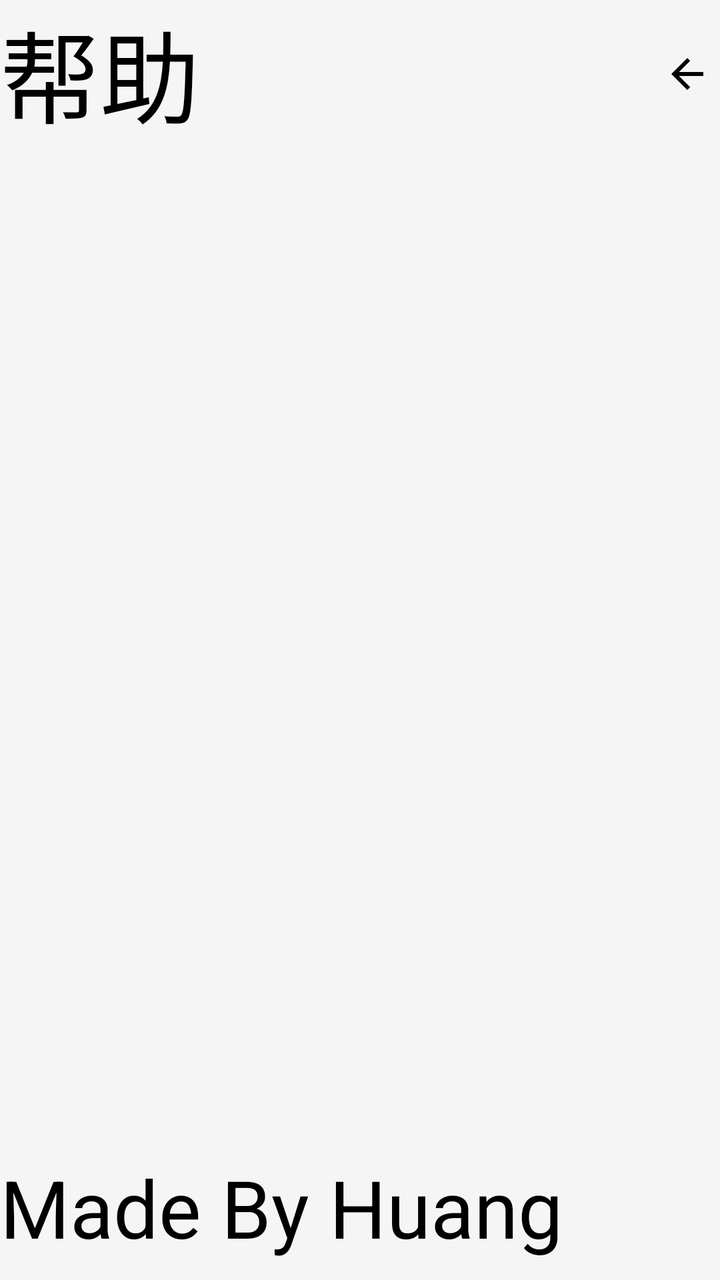
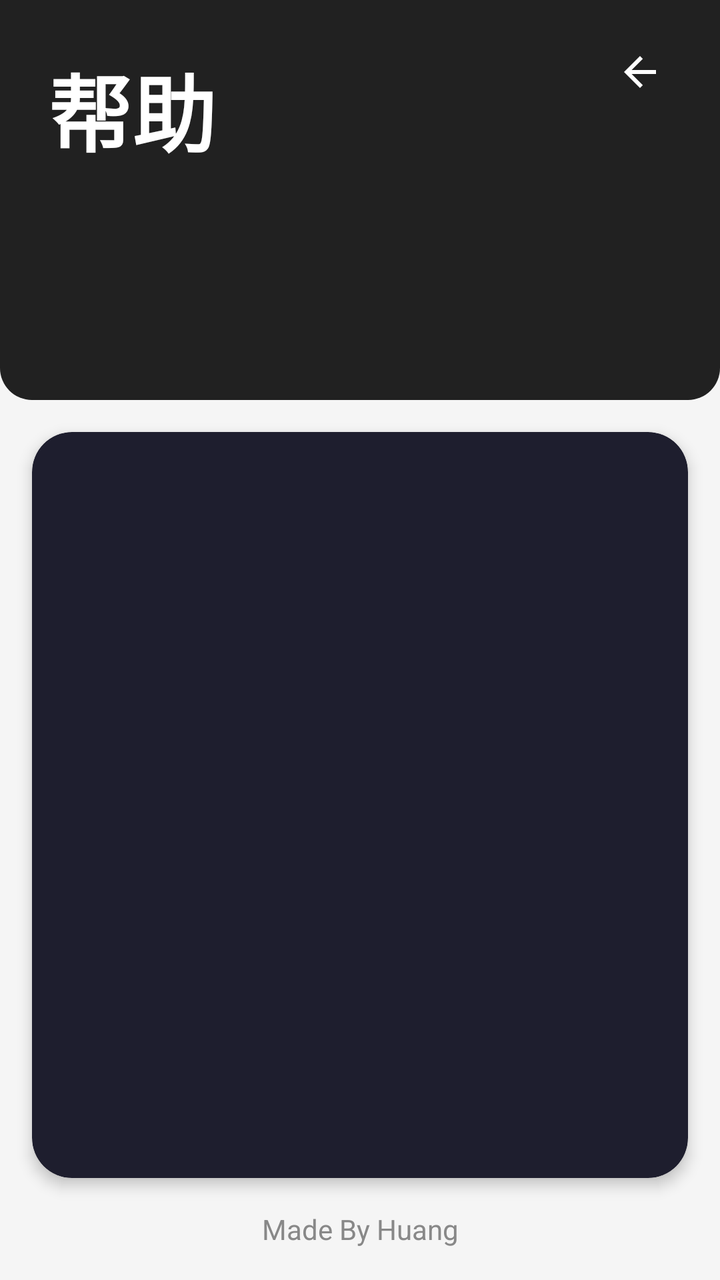

Before-and-after screenshots of an Android layout around one commit, followed by the original layout XML and the change that was made.
<!-- AndroidManifest.xml: application theme Theme.AppCompat.Light.NoActionBar -->
<!-- res/layout/help.xml -->
<?xml version="1.0" encoding="utf-8"?>
<androidx.constraintlayout.widget.ConstraintLayout xmlns:android="http://schemas.android.com/apk/res/android"
    xmlns:app="http://schemas.android.com/apk/res-auto"
    xmlns:tools="http://schemas.android.com/tools"
    android:layout_width="match_parent"
    android:layout_height="match_parent"
    android:background="@color/bg_root">

    <TextView
        android:id="@+id/textView"
        android:layout_width="291dp"
        android:layout_height="94dp"
        android:text="@string/Help_title"
        android:textColor="@color/text_console"
        android:textSize="50sp"
        app:layout_constraintStart_toStartOf="parent"
        app:layout_constraintTop_toTopOf="parent"/>

    <ImageButton
        android:id="@+id/btnBack"
        android:layout_width="33dp"
        android:layout_height="74dp"
        android:background="@android:color/transparent"
        android:src="@drawable/baseline_arrow_back_24"
        app:layout_constraintEnd_toEndOf="parent"
        app:layout_constraintTop_toTopOf="parent"
        app:tint="@color/text_console" />

    <TextView
        android:layout_width="410dp"
        android:layout_height="59dp"
        android:layout_marginBottom="4dp"
        android:text="Made By Huang"
        android:textColor="@color/text_console"
        android:textSize="40sp"
        app:layout_constraintBottom_toBottomOf="parent"
        app:layout_constraintStart_toStartOf="parent"/>



</androidx.constraintlayout.widget.ConstraintLayout>
<!-- resources referenced by this layout -->
<resources>
  <color name="bg_root">#F5F5F5</color>
  <color name="text_console">#000000</color>
  <!-- drawable baseline_arrow_back_24 (drawable) -->
  <vector xmlns:android="http://schemas.android.com/apk/res/android" android:autoMirrored="true" android:height="24dp" android:viewportHeight="24" android:viewportWidth="24" android:width="24dp">
  
      <path android:fillColor="@android:color/white" android:pathData="M20,11H7.83l5.59,-5.59L12,4l-8,8 8,8 1.41,-1.41L7.83,13H20v-2z"/>
  
  </vector>
  <string name="Help_title">帮助</string>
</resources>

<!-- the commit's change to res/layout/help.xml (unified diff, before → after) -->
@@ -1,41 +1,96 @@
 <?xml version="1.0" encoding="utf-8"?>
-<androidx.constraintlayout.widget.ConstraintLayout xmlns:android="http://schemas.android.com/apk/res/android"
+<androidx.constraintlayout.widget.ConstraintLayout
+    xmlns:android="http://schemas.android.com/apk/res/android"
     xmlns:app="http://schemas.android.com/apk/res-auto"
     xmlns:tools="http://schemas.android.com/tools"
     android:layout_width="match_parent"
     android:layout_height="match_parent"
-    android:background="@color/bg_root">
+    android:background="@color/bg_root"
+    android:fitsSystemWindows="true">
 
+    
+    <View
+        android:id="@+id/header_bg"
+        android:layout_width="0dp"
+        android:layout_height="200dp"
+        android:background="@drawable/bg_title_bar"
+        app:layout_constraintTop_toTopOf="parent"
+        app:layout_constraintStart_toStartOf="parent"
+        app:layout_constraintEnd_toEndOf="parent" />
+
+    
+    <ImageButton
+        android:id="@+id/btnBack"
+        android:layout_width="48dp"
+        android:layout_height="48dp"
+        android:layout_marginTop="12dp"
+        android:layout_marginEnd="16dp"
+        android:background="?attr/selectableItemBackgroundBorderless"
+        android:src="@drawable/baseline_arrow_back_24"
+        app:tint="@color/text_title"
+        app:layout_constraintEnd_toEndOf="parent"
+        app:layout_constraintTop_toTopOf="parent" />
+
+    
     <TextView
         android:id="@+id/textView"
-        android:layout_width="291dp"
-        android:layout_height="94dp"
+        android:layout_width="0dp"
+        android:layout_height="wrap_content"
+        android:layout_marginStart="24dp"
+        android:layout_marginEnd="24dp"
+        android:layout_marginTop="24dp"
         android:text="@string/Help_title"
-        android:textColor="@color/text_console"
-        android:textSize="50sp"
+        android:textColor="@color/text_title"
+        android:textSize="42sp"
+        android:textStyle="bold"
+        android:gravity="start"
         app:layout_constraintStart_toStartOf="parent"
-        app:layout_constraintTop_toTopOf="parent"/>
+        app:layout_constraintEnd_toStartOf="@id/btnBack"
+        app:layout_constraintTop_toTopOf="parent" />
 
-    <ImageButton
-        android:id="@+id/btnBack"
-        android:layout_width="33dp"
-        android:layout_height="74dp"
-        android:background="@android:color/transparent"
-        android:src="@drawable/baseline_arrow_back_24"
-        app:layout_constraintEnd_toEndOf="parent"
-        app:layout_constraintTop_toTopOf="parent"
-        app:tint="@color/text_console" />
+    
+    <androidx.cardview.widget.CardView
+        android:id="@+id/card_content"
+        android:layout_width="0dp"
+        android:layout_height="0dp"
+        android:layout_margin="16dp"
+        app:cardCornerRadius="20dp"
+        app:cardElevation="4dp"
+        app:cardBackgroundColor="@color/bg_card"
+        app:layout_constraintTop_toBottomOf="@id/header_bg"
+        app:layout_constraintBottom_toTopOf="@id/tv_footer"
+        app:layout_constraintStart_toStartOf="parent"
+        app:layout_constraintEnd_toEndOf="parent">
 
+        <ScrollView
+            android:layout_width="match_parent"
+            android:layout_height="match_parent"
+            android:padding="20dp"
+            android:scrollbars="vertical">
+
+            <TextView
+                android:id="@+id/tv_help_content"
+                android:layout_width="match_parent"
+                android:layout_height="wrap_content"
+                android:text="@string/Help_content"
+                android:textColor="@color/text_console"
+                android:textSize="16sp"
+                android:lineSpacingMultiplier="1.3" />
+        </ScrollView>
+    </androidx.cardview.widget.CardView>
+
+    
     <TextView
-        android:layout_width="410dp"
-        android:layout_height="59dp"
-        android:layout_marginBottom="4dp"
+        android:id="@+id/tv_footer"
+        android:layout_width="0dp"
+        android:layout_height="wrap_content"
+        android:layout_margin="16dp"
         android:text="Made By Huang"
-        android:textColor="@color/text_console"
-        android:textSize="40sp"
+        android:textColor="@color/text_hint"
+        android:textSize="14sp"
+        android:gravity="center"
         app:layout_constraintBottom_toBottomOf="parent"
-        app:layout_constraintStart_toStartOf="parent"/>
-
-
+        app:layout_constraintStart_toStartOf="parent"
+        app:layout_constraintEnd_toEndOf="parent" />
 
 </androidx.constraintlayout.widget.ConstraintLayout>
<!-- resource entries referenced after the edit -->
@@ -1,13 +1,26 @@
 <!-- resources referenced by this layout -->
 <resources>
+  <color name="bg_card">#FF1E1E2E</color>
   <color name="bg_root">#F5F5F5</color>
   <color name="text_console">#000000</color>
+  <color name="text_hint">#888888</color>
+  <color name="text_title">#FFFFFF</color>
   <!-- drawable baseline_arrow_back_24 (drawable) -->
   <vector xmlns:android="http://schemas.android.com/apk/res/android" android:autoMirrored="true" android:height="24dp" android:viewportHeight="24" android:viewportWidth="24" android:width="24dp">
   
       <path android:fillColor="@android:color/white" android:pathData="M20,11H7.83l5.59,-5.59L12,4l-8,8 8,8 1.41,-1.41L7.83,13H20v-2z"/>
   
   </vector>
+  <!-- drawable bg_title_bar (drawable) -->
+  <?xml version="1.0" encoding="utf-8"?>
+  <shape xmlns:android="http://schemas.android.com/apk/res/android"
+      android:shape="rectangle">
+      <solid android:color="@color/bg_title_bar" />
+      <corners android:bottomLeftRadius="16dp"
+          android:bottomRightRadius="16dp" />
+  </shape>
+  <string name="Help_content">  </string>
   <string name="Help_title">帮助</string>
+  <color name="bg_title_bar">#212121</color>
 </resources>
 
